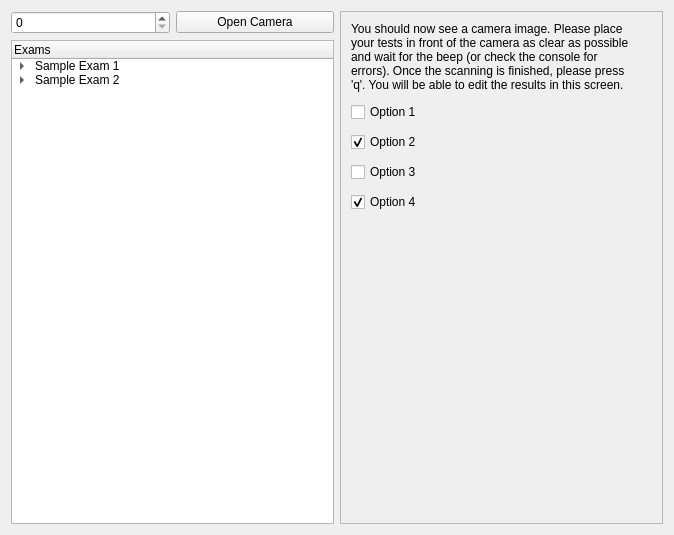
Old version of the form qtui/ui/page3_scan.ui in the repository matcom/autoexam.
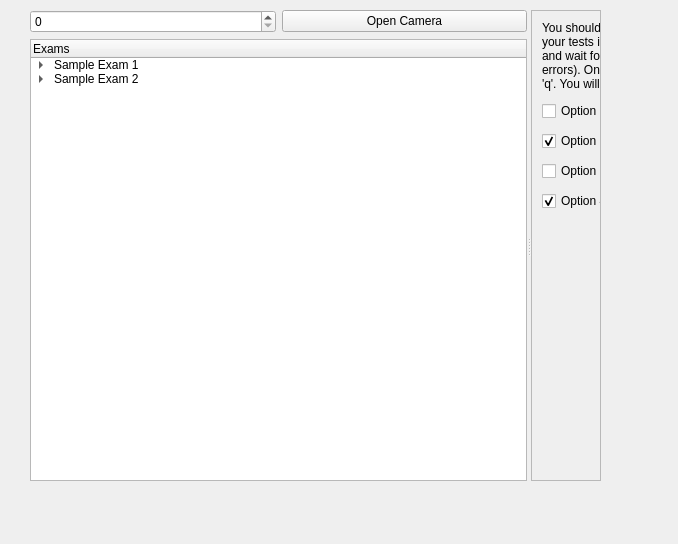
New version of the form.

Commit message:
Change scan page to use a splitter.
And by doing this I... kinda broke the layout.

TODO: Ask Danilo how to fix this. :)

```diff
--- a/qtui/ui/page3_scan.ui
+++ b/qtui/ui/page3_scan.ui
@@ -6,17 +6,32 @@
    <rect>
     <x>0</x>
     <y>0</y>
-    <width>674</width>
-    <height>535</height>
+    <width>678</width>
+    <height>544</height>
    </rect>
   </property>
   <property name="windowTitle">
    <string>WizardPage</string>
   </property>
-  <layout class="QVBoxLayout" name="verticalLayout_2">
-   <item>
-    <layout class="QHBoxLayout" name="horizontalLayout_2">
-     <item>
+  <widget class="QSplitter" name="splitter">
+   <property name="geometry">
+    <rect>
+     <x>30</x>
+     <y>10</y>
+     <width>571</width>
+     <height>471</height>
+    </rect>
+   </property>
+   <property name="maximumSize">
+    <size>
+     <width>16777215</width>
+     <height>16777215</height>
+    </size>
+   </property>
+   <property name="orientation">
+    <enum>Qt::Horizontal</enum>
+   </property>
+   <widget class="QWidget" name="">
       <layout class="QVBoxLayout" name="verticalLayout">
        <item>
         <layout class="QHBoxLayout" name="horizontalLayout">
@@ -100,8 +115,7 @@
         </widget>
        </item>
       </layout>
-     </item>
-     <item>
+   </widget>
       <widget class="QScrollArea" name="scrollArea">
        <property name="sizePolicy">
         <sizepolicy hsizetype="Expanding" vsizetype="Expanding">
@@ -117,17 +131,17 @@
          <rect>
           <x>0</x>
           <y>0</y>
-          <width>355</width>
-          <height>443</height>
-         </rect>
-        </property>
-        <widget class="QWidget" name="">
+       <width>316</width>
+       <height>469</height>
+      </rect>
+     </property>
+     <widget class="QWidget" name="layoutWidget">
          <property name="geometry">
           <rect>
            <x>0</x>
            <y>0</y>
-           <width>571</width>
-           <height>277</height>
+        <width>345</width>
+        <height>295</height>
           </rect>
          </property>
          <layout class="QHBoxLayout" name="horizontalLayout_3">
@@ -234,10 +248,7 @@
         </widget>
        </widget>
       </widget>
-     </item>
-    </layout>
-   </item>
-  </layout>
+  </widget>
  </widget>
  <resources/>
  <connections/>
```
Lines whose indentation alone changed are shown as unchanged.
